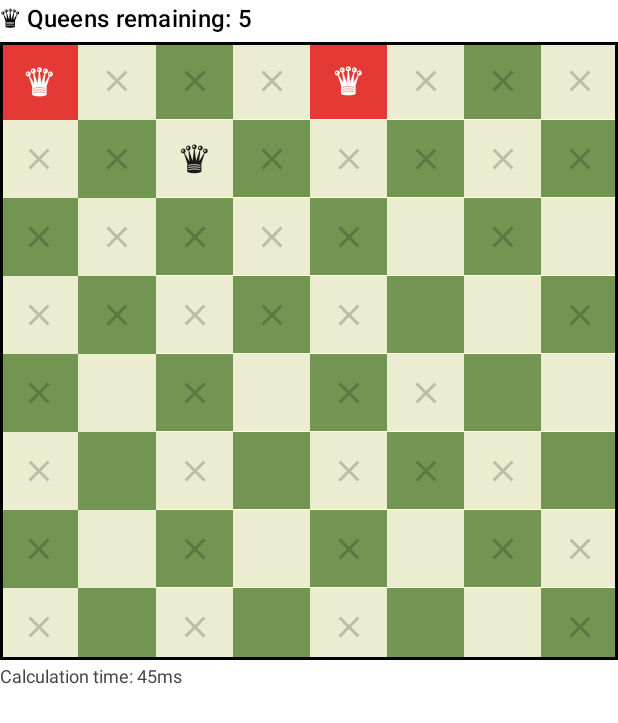
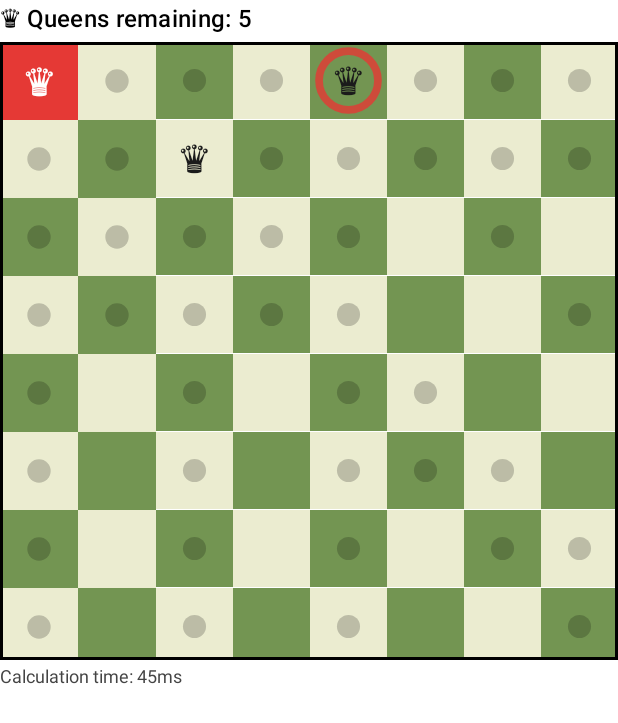
Before and after one commit to monday8am/nqweenspuzzle, an Android app built with Jetpack Compose: the @Preview function GameBoardPreviewInProgress, on a phone screen of 412 x 824 dp. Shown: the top 723 px of the screen. Run offline under Robolectric (Android 15) with nearby library versions, the phone set to English and light mode, and no system bars.

Commit message:
Improve gameplay and hints

```diff
--- a/app/src/main/java/com/monday8am/nqueenspuzzle/logic/NQueensLogic.kt
+++ b/app/src/main/java/com/monday8am/nqueenspuzzle/logic/NQueensLogic.kt
@@ -93,7 +93,8 @@ object NQueensLogic {
                         hasQueen = hasQueen,
                         isConflicting = isConflicting,
                         isAttacked = isAttacked,
-                        isLightSquare = isLightSquare
+                        isLightSquare = isLightSquare,
+                        isSelected = position == selectedQueen,
                     )
                 )
             }
--- a/app/src/main/java/com/monday8am/nqueenspuzzle/models/CellState.kt
+++ b/app/src/main/java/com/monday8am/nqueenspuzzle/models/CellState.kt
@@ -5,5 +5,6 @@ data class CellState(
     val hasQueen: Boolean,
     val isConflicting: Boolean,
     val isAttacked: Boolean,
-    val isLightSquare: Boolean
+    val isLightSquare: Boolean,
+    val isSelected: Boolean,
 )
--- a/app/src/main/java/com/monday8am/nqueenspuzzle/ui/GameBoard.kt
+++ b/app/src/main/java/com/monday8am/nqueenspuzzle/ui/GameBoard.kt
@@ -1,25 +1,23 @@
 package com.monday8am.nqueenspuzzle.ui
 
-import androidx.compose.foundation.background
 import androidx.compose.foundation.border
 import androidx.compose.foundation.clickable
 import androidx.compose.foundation.layout.Arrangement.spacedBy
 import androidx.compose.foundation.layout.Box
 import androidx.compose.foundation.layout.Column
 import androidx.compose.foundation.layout.aspectRatio
-import androidx.compose.foundation.layout.padding
 import androidx.compose.foundation.lazy.grid.GridCells
 import androidx.compose.foundation.lazy.grid.LazyVerticalGrid
 import androidx.compose.foundation.lazy.grid.items
-import androidx.compose.material.icons.Icons
-import androidx.compose.material.icons.outlined.Close
-import androidx.compose.material3.Icon
 import androidx.compose.material3.MaterialTheme
 import androidx.compose.material3.Text
 import androidx.compose.runtime.Composable
 import androidx.compose.ui.Alignment
 import androidx.compose.ui.Modifier
+import androidx.compose.ui.draw.drawBehind
 import androidx.compose.ui.graphics.Color
+import androidx.compose.ui.graphics.drawscope.Fill
+import androidx.compose.ui.graphics.drawscope.Stroke
 import androidx.compose.ui.text.style.TextAlign
 import androidx.compose.ui.tooling.preview.Preview
 import androidx.compose.ui.unit.dp
@@ -34,6 +32,8 @@ private val AttackedLightColor = LightSquareColor
 private val AttackedDarkColor = DarkSquareColor
 private val ConflictColor = Color(0xFFE53935)
 private val QueenColor = Color(0xFF1B1B1B)
+private val markerColor = Color.Black.copy(alpha = 0.2f)
+private val attackedQueenColor = ConflictColor.copy(alpha = 0.8f)
 
 @Composable
 fun GameBoard(
@@ -79,21 +79,44 @@ private fun Cell(
     onClick: () -> Unit
 ) {
     val backgroundColor = when {
-        cell.isConflicting -> ConflictColor
+        cell.isConflicting && cell.isSelected-> ConflictColor
         cell.isAttacked && cell.isLightSquare -> AttackedLightColor
         cell.isAttacked && !cell.isLightSquare -> AttackedDarkColor
         cell.isLightSquare -> LightSquareColor
         else -> DarkSquareColor
     }
 
+    // Determine if we need to draw the ring (attacked marker)
+    val showAttackedMarker = !cell.hasQueen && cell.isAttacked
+    val showAttackedQueenMarker = cell.hasQueen && cell.isConflicting && !cell.isSelected
+
+
     Box(
         modifier = Modifier
             .aspectRatio(1f)
-            .background(backgroundColor)
-            .clickable(onClick = onClick)
-            .padding(2.dp),
+            .drawBehind {
+                drawRect(color = backgroundColor)
+                if (showAttackedQueenMarker) {
+                    val strokeWidth = size.width * 0.1f
+                    val radius = (size.minDimension - strokeWidth) / 2
+                    // We shrink the radius slightly so the stroke doesn't get clipped
+                    drawCircle(
+                        color = attackedQueenColor,
+                        radius = radius * 0.85f,
+                        style = Stroke(width = strokeWidth)
+                    )
+                } else if (showAttackedMarker) {
+                    drawCircle(
+                        color = markerColor,
+                        radius = size.minDimension * 0.15f,
+                        style = Fill,
+                    )
+                }
+            }
+            .clickable(onClick = onClick),
         contentAlignment = Alignment.Center
     ) {
+        // 3. Draw Queen (Text) only if present
         if (cell.hasQueen) {
             val queenSize = when {
                 boardSize <= 4 -> 32.sp
@@ -103,18 +126,13 @@ private fun Cell(
             Text(
                 text = "\u265B",
                 fontSize = queenSize,
-                color = if (cell.isConflicting) Color.White else QueenColor,
+                color = if (cell.isConflicting && cell.isSelected) Color.White else QueenColor,
                 textAlign = TextAlign.Center
-            )
-        } else if (cell.isAttacked) {
-            Icon(
-                imageVector = Icons.Outlined.Close,
-                contentDescription = "Attacked",
-                tint = Color.Black.copy(alpha = 0.2f),
             )
         }
     }
 }
+
 
 @Preview(showBackground = true, name = "8x8 Board - In Progress")
 @Composable
--- a/app/src/main/java/com/monday8am/nqueenspuzzle/ui/SampleData.kt
+++ b/app/src/main/java/com/monday8am/nqueenspuzzle/ui/SampleData.kt
@@ -34,7 +34,8 @@ internal val cells = (0 until boardSize).flatMap { row ->
             hasQueen = hasQueen,
             isAttacked = attackedPositions.contains(position) && !hasQueen,
             isConflicting = (position == Position(0, 0) || position == Position(0, 4)), // Mark conflicting queens
-            isLightSquare = (row + col) % 2 != 0
+            isLightSquare = (row + col) % 2 != 0,
+            isSelected = if (hasQueen) position == Position(0, 0) else false,
         )
     }
 }
```
Also changed, not shown: app/src/main/java/com/monday8am/nqueenspuzzle/GameViewModel.kt (+14 -6 lines).
